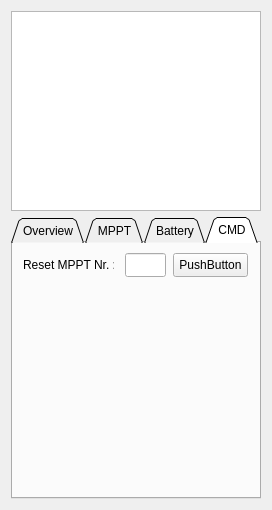
Old version of the form src/ui/energybudget.ui in the repository philipoe/qgroundcontrol.
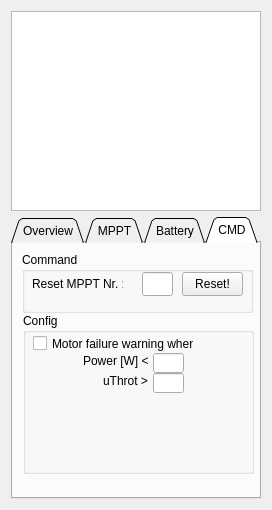
New version of the form. The open tabs and pages were chosen to show the change.

Commit message: EnergyBudget Widget: Added temporary warning to indicate a potential motor failure (based on lower-than-expected motor current)

What changed in the file:
```diff
--- a/src/ui/energybudget.ui
+++ b/src/ui/energybudget.ui
@@ -1013,44 +1013,150 @@
       <attribute name="title">
        <string>CMD</string>
       </attribute>
-      <widget class="QPushButton" name="ResetMPPTButton">
+      <widget class="QGroupBox" name="CommandGroupBox">
        <property name="geometry">
         <rect>
-         <x>160</x>
-         <y>10</y>
-         <width>75</width>
-         <height>24</height>
+         <x>9</x>
+         <y>9</y>
+         <width>231</width>
+         <height>61</height>
         </rect>
        </property>
-       <property name="text">
-        <string>PushButton</string>
+       <property name="title">
+        <string>Command</string>
        </property>
+       <widget class="QLabel" name="ResetMPPTLabel">
+        <property name="geometry">
+         <rect>
+          <x>10</x>
+          <y>20</y>
+          <width>91</width>
+          <height>24</height>
+         </rect>
+        </property>
+        <property name="focusPolicy">
+         <enum>Qt::TabFocus</enum>
+        </property>
+        <property name="text">
+         <string>Reset MPPT Nr. :</string>
+        </property>
+       </widget>
+       <widget class="QLineEdit" name="ResetMPPTEdit">
+        <property name="geometry">
+         <rect>
+          <x>120</x>
+          <y>20</y>
+          <width>31</width>
+          <height>24</height>
+         </rect>
+        </property>
+       </widget>
+       <widget class="QPushButton" name="ResetMPPTButton">
+        <property name="geometry">
+         <rect>
+          <x>160</x>
+          <y>20</y>
+          <width>61</width>
+          <height>24</height>
+         </rect>
+        </property>
+        <property name="text">
+         <string>Reset!</string>
+        </property>
+       </widget>
       </widget>
-      <widget class="QLineEdit" name="ResetMPPTEdit">
-       <property name="geometry">
-        <rect>
-         <x>112</x>
-         <y>10</y>
-         <width>41</width>
-         <height>24</height>
-        </rect>
-       </property>
-      </widget>
-      <widget class="QLabel" name="ResetMPPTLabel">
+      <widget class="QGroupBox" name="ConfigGroupBox">
        <property name="geometry">
         <rect>
          <x>10</x>
-         <y>10</y>
-         <width>91</width>
-         <height>24</height>
+         <y>70</y>
+         <width>231</width>
+         <height>161</height>
         </rect>
        </property>
-       <property name="focusPolicy">
-        <enum>Qt::TabFocus</enum>
+       <property name="title">
+        <string>Config</string>
        </property>
-       <property name="text">
-        <string>Reset MPPT Nr. :</string>
-       </property>
+       <widget class="QCheckBox" name="MotorFailWarnCheckBox">
+        <property name="geometry">
+         <rect>
+          <x>10</x>
+          <y>20</y>
+          <width>161</width>
+          <height>21</height>
+         </rect>
+        </property>
+        <property name="toolTip">
+         <string extracomment="test"/>
+        </property>
+        <property name="statusTip">
+         <string extracomment="test 3"/>
+        </property>
+        <property name="whatsThis">
+         <string extracomment="test2"/>
+        </property>
+        <property name="text">
+         <string>Motor failure warning when:</string>
+        </property>
+       </widget>
+       <widget class="QLineEdit" name="MotorFailWarnPowerLineEdit">
+        <property name="enabled">
+         <bool>true</bool>
+        </property>
+        <property name="geometry">
+         <rect>
+          <x>130</x>
+          <y>40</y>
+          <width>31</width>
+          <height>20</height>
+         </rect>
+        </property>
+       </widget>
+       <widget class="QLabel" name="label">
+        <property name="enabled">
+         <bool>true</bool>
+        </property>
+        <property name="geometry">
+         <rect>
+          <x>60</x>
+          <y>40</y>
+          <width>71</width>
+          <height>16</height>
+         </rect>
+        </property>
+        <property name="text">
+         <string>Power [W] &lt;</string>
+        </property>
+       </widget>
+       <widget class="QLineEdit" name="MotorFailWarnThrottleLineEdit">
+        <property name="enabled">
+         <bool>true</bool>
+        </property>
+        <property name="geometry">
+         <rect>
+          <x>130</x>
+          <y>60</y>
+          <width>31</width>
+          <height>20</height>
+         </rect>
+        </property>
+       </widget>
+       <widget class="QLabel" name="label_2">
+        <property name="enabled">
+         <bool>true</bool>
+        </property>
+        <property name="geometry">
+         <rect>
+          <x>80</x>
+          <y>60</y>
+          <width>61</width>
+          <height>16</height>
+         </rect>
+        </property>
+        <property name="text">
+         <string>uThrot &gt;</string>
+        </property>
+       </widget>
       </widget>
      </widget>
     </widget>
```
Left out of the diff: 2 changed lines with no effect on the pictures. The commit also changes 2 other files.
